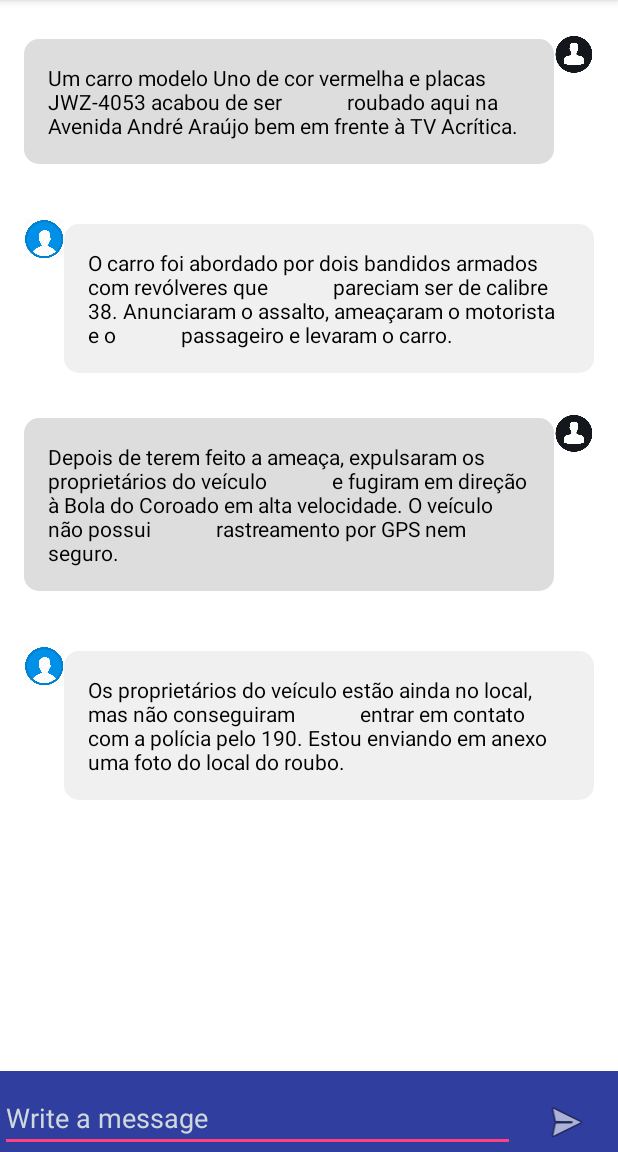
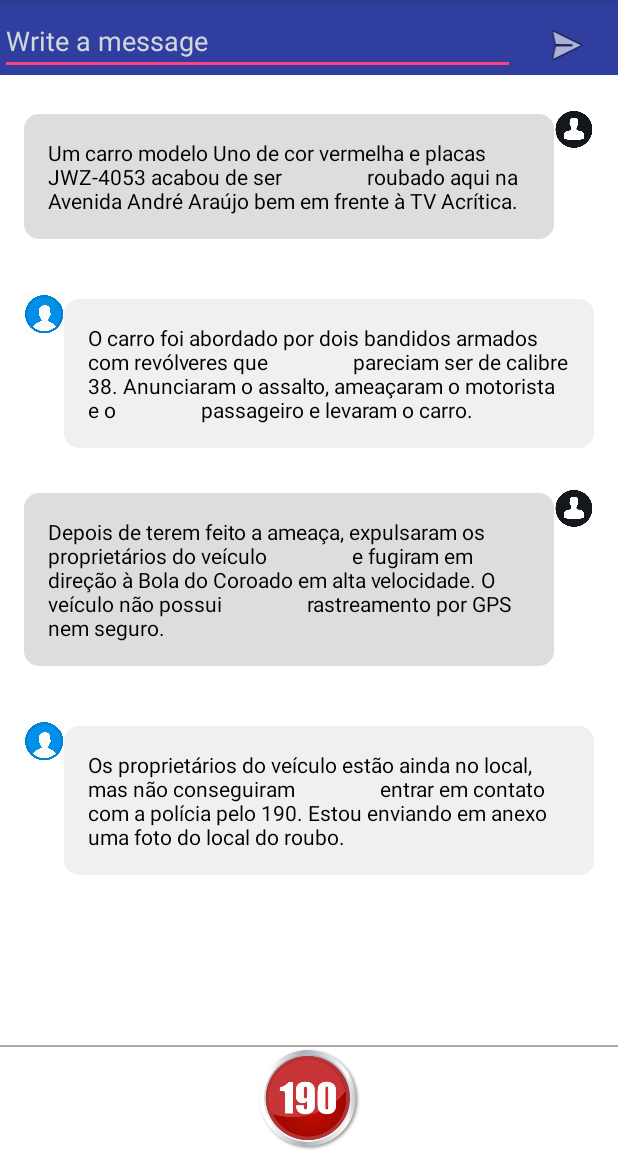
Before and after one commit to jacksonleite/ProtoChat, an Android app: the screen it shows after launch (MainActivity), on a phone screen of 412 x 824 dp, the part 84-1236 px from its top. Run offline under Robolectric (Android 15) with nearby library versions, the phone set to English and light mode, and no system bars.

Commit message:
updates app design

```diff
--- a/app/src/main/res/layout/activity_main.xml
+++ b/app/src/main/res/layout/activity_main.xml
@@ -1,11 +1,19 @@
 <?xml version="1.0" encoding="utf-8"?>
 <LinearLayout xmlns:android="http://schemas.android.com/apk/res/android"
+    xmlns:app="http://schemas.android.com/apk/res-auto"
     xmlns:tools="http://schemas.android.com/tools"
     android:layout_width="match_parent"
     android:layout_height="match_parent"
     android:background="#ffffff"
     android:orientation="vertical"
     tools:context="br.com.tap4mobile.protochat.MainActivity">
+
+    <include
+        layout="@layout/type_message_area"
+        android:layout_width="match_parent"
+        android:layout_weight="1"
+        android:layout_height="wrap_content"
+        android:gravity="bottom" />
 
     <ScrollView
         android:layout_width="match_parent"
@@ -185,10 +193,32 @@ android:layout_height="wrap_content">
     </RelativeLayout>
     </ScrollView>
 
-<include
-layout="@layout/type_message_area"
+    <View
         android:layout_width="match_parent"
-android:layout_weight="1"
-android:layout_height="wrap_content"
-android:gravity="bottom" />
+        android:layout_height="1dp"
+        android:background="@android:color/darker_gray" />
+
+
+    <android.support.constraint.ConstraintLayout
+        android:id="@+id/layout_botao"
+        android:orientation="horizontal"
+        android:layout_width="match_parent"
+        android:layout_height="wrap_content">
+
+        <ImageButton
+            android:id="@+id/botao_confirmar"
+            android:layout_width="70dp"
+            android:layout_height="70dp"
+            android:adjustViewBounds="true"
+            android:background="@null"
+            android:padding="0dp"
+            android:scaleType="fitCenter"
+            android:text="REGISTRAR OCORRÊCIA"
+            android:onClick="recordOccurrence"
+            app:layout_constraintLeft_toLeftOf="parent"
+            app:layout_constraintRight_toRightOf="parent"
+            app:srcCompat="@drawable/botao_enviar"
+            tools:layout_editor_absoluteY="162dp" />
+    </android.support.constraint.ConstraintLayout>
+
 </LinearLayout>
```
Also changed, not shown: app/src/main/java/br/com/tap4mobile/protochat/MainActivity.java (+36 -2 lines), app/src/main/res/drawable/botao_enviar.png (added). Lines whose indentation alone changed are shown as unchanged.
